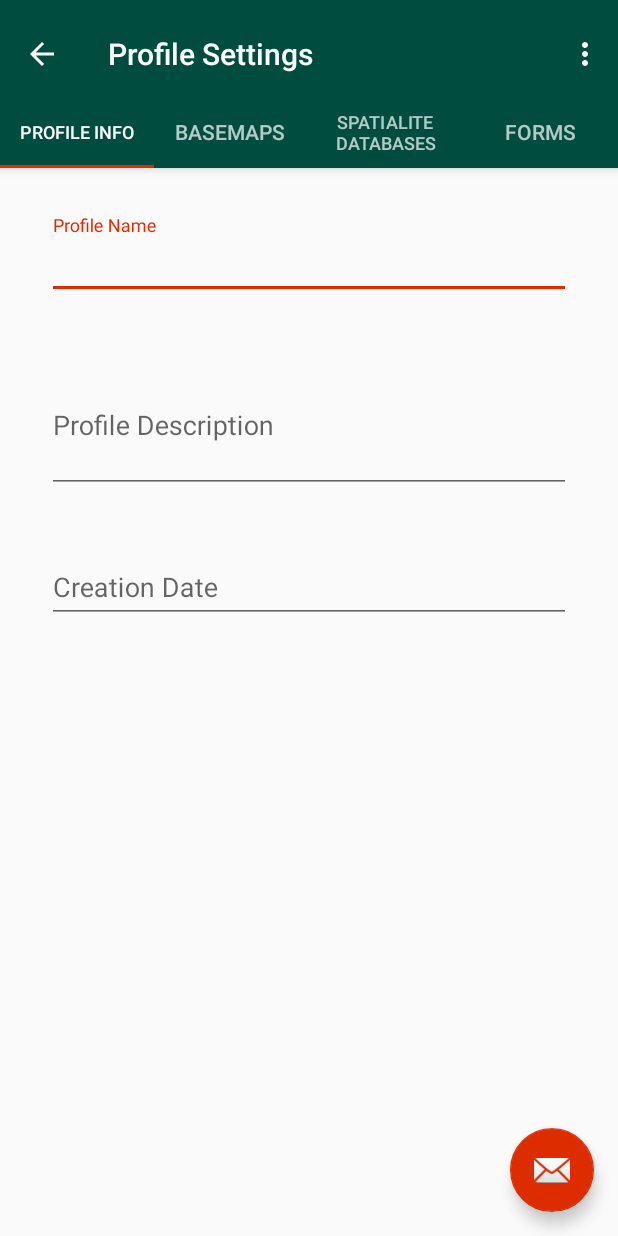
After one commit to moovida/geoss2go, an Android app: the ProfileSettingsActivity screen opened directly, with no data from a screen before it, on a phone screen of 412 x 824 dp. The commit adds this screen. Run offline under Robolectric (Android 15) with nearby library versions, the phone set to English and light mode, and no system bars; 4 statements that could not run were skipped.

Commit message:
starting on profile settings

```diff
--- a/app/src/main/java/com/hydrologis/geoss2go/Geoss2GoActivity.java
+++ b/app/src/main/java/com/hydrologis/geoss2go/Geoss2GoActivity.java
@@ -1,9 +1,11 @@
 package com.hydrologis.geoss2go;
 
+import android.content.Intent;
 import android.content.SharedPreferences;
 import android.graphics.Color;
 import android.os.Build;
 import android.os.Bundle;
+import android.os.Parcelable;
 import android.preference.PreferenceManager;
 import android.support.design.widget.CollapsingToolbarLayout;
 import android.support.design.widget.FloatingActionButton;
@@ -20,6 +22,7 @@ import android.widget.ImageButton;
 import android.widget.LinearLayout;
 import android.widget.TextView;
 
+import com.hydrologis.geoss2go.activities.ProfileSettingsActivity;
 import com.hydrologis.geoss2go.core.Profile;
 import com.hydrologis.geoss2go.core.ProfilesHandler;
 import com.hydrologis.geoss2go.dialogs.NewProfileDialogFragment;
@@ -43,6 +46,7 @@ import eu.geopaparazzi.library.util.GPDialogs;
 public class Geoss2GoActivity extends AppCompatActivity implements NewProfileDialogFragment.INewProfileCreatedListener, ColorStrokeDialogFragment.IColorStrokePropertiesChangeListener {
 
     public static final String PROFILES_CONFIG_JSON = "profiles_config.json";
+    public static final String KEY_SELECTED_PROFILE = "KEY_SELECTED_PROFILE";
     private LinearLayout profilesContainer;
     private LinearLayout emptyFiller;
     private SharedPreferences mPeferences;
@@ -149,7 +153,9 @@ public class Geoss2GoActivity extends AppCompatActivity implements NewProfileDia
             settingsButton.setOnClickListener(new View.OnClickListener() {
                 @Override
                 public void onClick(View v) {
-
+                    Intent preferencesIntent = new Intent(Geoss2GoActivity.this, ProfileSettingsActivity.class);
+                    preferencesIntent.putExtra(KEY_SELECTED_PROFILE, profile);
+                    startActivity(preferencesIntent);
                 }
             });
             ImageButton deleteButton = (ImageButton) newProjectCardView.findViewById(R.id.deleteButton);
--- /dev/null
+++ b/app/src/main/java/com/hydrologis/geoss2go/activities/ProfileSettingsActivity.java
@@ -0,0 +1,188 @@
+package com.hydrologis.geoss2go.activities;
+
+import android.os.Parcelable;
+import android.support.design.widget.TabLayout;
+import android.support.design.widget.FloatingActionButton;
+import android.support.design.widget.Snackbar;
+import android.support.v7.app.AppCompatActivity;
+import android.support.v7.widget.Toolbar;
+
+import android.support.v4.app.Fragment;
+import android.support.v4.app.FragmentManager;
+import android.support.v4.app.FragmentPagerAdapter;
+import android.support.v4.view.ViewPager;
+import android.os.Bundle;
+import android.view.LayoutInflater;
+import android.view.Menu;
+import android.view.MenuItem;
+import android.view.View;
+import android.view.ViewGroup;
+
+import android.widget.EditText;
+import android.widget.TextView;
+
+import com.hydrologis.geoss2go.Geoss2GoActivity;
+import com.hydrologis.geoss2go.R;
+import com.hydrologis.geoss2go.core.Profile;
+
+public class ProfileSettingsActivity extends AppCompatActivity {
+
+    /**
+     * The {@link android.support.v4.view.PagerAdapter} that will provide
+     * fragments for each of the sections. We use a
+     * {@link FragmentPagerAdapter} derivative, which will keep every
+     * loaded fragment in memory. If this becomes too memory intensive, it
+     * may be best to switch to a
+     * {@link android.support.v4.app.FragmentStatePagerAdapter}.
+     */
+    private SectionsPagerAdapter mSectionsPagerAdapter;
+
+    /**
+     * The {@link ViewPager} that will host the section contents.
+     */
+    private ViewPager mViewPager;
+    private Profile selectedProfile;
+
+    @Override
+    protected void onCreate(Bundle savedInstanceState) {
+        super.onCreate(savedInstanceState);
+        setContentView(R.layout.activity_profile_settings);
+
+
+        Bundle extras = getIntent().getExtras();
+        selectedProfile = extras.getParcelable(Geoss2GoActivity.KEY_SELECTED_PROFILE);
+
+
+        Toolbar toolbar = (Toolbar) findViewById(R.id.toolbar);
+        setSupportActionBar(toolbar);
+        getSupportActionBar().setDisplayHomeAsUpEnabled(true);
+        // Create the adapter that will return a fragment for each of the three
+        // primary sections of the activity.
+        mSectionsPagerAdapter = new SectionsPagerAdapter(getSupportFragmentManager());
+
+        // Set up the ViewPager with the sections adapter.
+        mViewPager = (ViewPager) findViewById(R.id.container);
+        mViewPager.setAdapter(mSectionsPagerAdapter);
+
+        TabLayout tabLayout = (TabLayout) findViewById(R.id.tabs);
+        tabLayout.setupWithViewPager(mViewPager);
+
+        FloatingActionButton fab = (FloatingActionButton) findViewById(R.id.fab);
+        fab.setOnClickListener(new View.OnClickListener() {
+            @Override
+            public void onClick(View view) {
+                Snackbar.make(view, "Replace with your own action", Snackbar.LENGTH_LONG)
+                        .setAction("Action", null).show();
+            }
+        });
+
+    }
+
+
+    @Override
+    public boolean onCreateOptionsMenu(Menu menu) {
+        // Inflate the menu; this adds items to the action bar if it is present.
+        getMenuInflater().inflate(R.menu.menu_profile_settings, menu);
+        return true;
+    }
+
+    @Override
+    public boolean onOptionsItemSelected(MenuItem item) {
+        // Handle action bar item clicks here. The action bar will
+        // automatically handle clicks on the Home/Up button, so long
+        // as you specify a parent activity in AndroidManifest.xml.
+        int id = item.getItemId();
+
+        //noinspection SimplifiableIfStatement
+        if (id == R.id.action_settings) {
+            return true;
+        }
+
+        return super.onOptionsItemSelected(item);
+    }
+
+    /**
+     * A placeholder fragment containing a simple view.
+     */
+    public static class PlaceholderFragment extends Fragment {
+        /**
+         * The fragment argument representing the section number for this
+         * fragment.
+         */
+        private static final String ARG_SECTION_NUMBER = "section_number";
+        private static final String ARG_PROFILE = "profile";
+
+        public PlaceholderFragment() {
+        }
+
+        /**
+         * Returns a new instance of this fragment for the given section
+         * number.
+         */
+        public static PlaceholderFragment newInstance(int sectionNumber, Profile profile) {
+            PlaceholderFragment fragment = new PlaceholderFragment();
+            Bundle args = new Bundle();
+            args.putInt(ARG_SECTION_NUMBER, sectionNumber);
+            args.putParcelable(ARG_PROFILE, profile);
+            fragment.setArguments(args);
+            return fragment;
+        }
+
+        @Override
+        public View onCreateView(LayoutInflater inflater, ViewGroup container,
+                                 Bundle savedInstanceState) {
+            View rootView = inflater.inflate(R.layout.fragment_profilesettings_info, container, false);
+
+            Profile profile = getArguments().getParcelable(ARG_PROFILE);
+
+            EditText nameEdittext = (EditText) rootView.findViewById(R.id.profileNameEditText);
+            nameEdittext.setText(profile.name);
+            EditText descriptionEdittext = (EditText) rootView.findViewById(R.id.profileDescriptionEditText);
+            descriptionEdittext.setText(profile.description);
+            EditText creationdateEdittext = (EditText) rootView.findViewById(R.id.profileCreationdateEditText);
+            creationdateEdittext.setText(profile.creationdate);
+
+//            TextView textView = (TextView) rootView.findViewById(R.id.section_label);
+//            textView.setText(getString(R.string.section_format, getArguments().getInt(ARG_SECTION_NUMBER)));
+            return rootView;
+        }
+    }
+
+    /**
+     * A {@link FragmentPagerAdapter} that returns a fragment corresponding to
+     * one of the sections/tabs/pages.
+     */
+    public class SectionsPagerAdapter extends FragmentPagerAdapter {
+
+        public SectionsPagerAdapter(FragmentManager fm) {
+            super(fm);
+        }
+
+        @Override
+        public Fragment getItem(int position) {
+            // getItem is called to instantiate the fragment for the given page.
+            // Return a PlaceholderFragment (defined as a static inner class below).
+            return PlaceholderFragment.newInstance(position + 1, selectedProfile);
+        }
+
+        @Override
+        public int getCount() {
+            return 4;
+        }
+
+        @Override
+        public CharSequence getPageTitle(int position) {
+            switch (position) {
+                case 0:
+                    return "Profile info";
+                case 1:
+                    return "Basemaps";
+                case 2:
+                    return "Spatialite Databases";
+                case 3:
+                    return "Forms";
+            }
+            return null;
+        }
+    }
+}
--- a/app/src/main/java/com/hydrologis/geoss2go/core/Profile.java
+++ b/app/src/main/java/com/hydrologis/geoss2go/core/Profile.java
@@ -1,4 +1,7 @@
 package com.hydrologis.geoss2go.core;
+
+import android.os.Parcel;
+import android.os.Parcelable;
 
 import java.util.ArrayList;
 import java.util.List;
@@ -6,14 +9,57 @@ import java.util.List;
 /**
  * @author Andrea Antonello
  */
-public class Profile {
+public class Profile implements Parcelable {
     public String name = "new profile";
     public String description = "new profile description";
     public String creationdate = "";
     public boolean active = false;
     public String color = "#FFFFFF";
-    public String tagsPath;
+    public String tagsPath = "";
     public List<String> basemapsList = new ArrayList<>();
     public List<String> spatialiteList = new ArrayList<>();
 
+    @Override
+    public int describeContents() {
+        return 0;
+    }
+
+    @Override
+    public void writeToParcel(Parcel dest, int flags) {
+        dest.writeString(name);
+        dest.writeString(description);
+        dest.writeString(creationdate);
+        dest.writeBooleanArray(new boolean[]{active});
+        dest.writeString(color);
+        dest.writeString(tagsPath);
+        dest.writeList(basemapsList);
+        dest.writeList(spatialiteList);
+    }
+
+
+    @SuppressWarnings("javadoc")
+    public static final Creator<Profile> CREATOR = new Creator<Profile>() {
+        @SuppressWarnings("unchecked")
+        public Profile createFromParcel(Parcel in) {
+            Profile profile = new Profile();
+            profile.name = in.readString();
+            profile.description = in.readString();
+            profile.creationdate = in.readString();
+
+            boolean[] activeArray = new boolean[1];
+            in.readBooleanArray(activeArray);
+            profile.active = activeArray[0];
+
+            profile.color = in.readString();
+            profile.tagsPath = in.readString();
+            profile.basemapsList = in.readArrayList(String.class.getClassLoader());
+            profile.spatialiteList = in.readArrayList(String.class.getClassLoader());
+
+            return profile;
+        }
+
+        public Profile[] newArray(int size) {
+            return new Profile[size];
+        }
+    };
 }
--- /dev/null
+++ b/app/src/main/res/layout/activity_profile_settings.xml
@@ -0,0 +1,49 @@
+<?xml version="1.0" encoding="utf-8"?>
+<android.support.design.widget.CoordinatorLayout xmlns:android="http://schemas.android.com/apk/res/android"
+    xmlns:app="http://schemas.android.com/apk/res-auto"
+    xmlns:tools="http://schemas.android.com/tools"
+    android:id="@+id/main_content"
+    android:layout_width="match_parent"
+    android:layout_height="match_parent"
+    android:fitsSystemWindows="true"
+    tools:context="com.hydrologis.geoss2go.activities.ProfileSettingsActivity">
+
+    <android.support.design.widget.AppBarLayout
+        android:id="@+id/appbar"
+        android:layout_width="match_parent"
+        android:layout_height="wrap_content"
+        android:paddingTop="@dimen/appbar_padding_top"
+        android:theme="@style/AppTheme.AppBarOverlay">
+
+        <android.support.v7.widget.Toolbar
+            android:id="@+id/toolbar"
+            android:layout_width="match_parent"
+            android:layout_height="?attr/actionBarSize"
+            android:background="?attr/colorPrimary"
+            app:layout_scrollFlags="scroll|enterAlways"
+            app:popupTheme="@style/AppTheme.PopupOverlay">
+
+        </android.support.v7.widget.Toolbar>
+
+        <android.support.design.widget.TabLayout
+            android:id="@+id/tabs"
+            android:layout_width="match_parent"
+            android:layout_height="wrap_content" />
+
+    </android.support.design.widget.AppBarLayout>
+
+    <android.support.v4.view.ViewPager
+        android:id="@+id/container"
+        android:layout_width="match_parent"
+        android:layout_height="match_parent"
+        app:layout_behavior="@string/appbar_scrolling_view_behavior" />
+
+    <android.support.design.widget.FloatingActionButton
+        android:id="@+id/fab"
+        android:layout_width="wrap_content"
+        android:layout_height="wrap_content"
+        android:layout_gravity="end|bottom"
+        android:layout_margin="@dimen/fab_margin"
+        android:src="@android:drawable/ic_dialog_email" />
+
+</android.support.design.widget.CoordinatorLayout>
--- /dev/null
+++ b/app/src/main/res/layout/fragment_profilesettings_info.xml
@@ -0,0 +1,71 @@
+<RelativeLayout xmlns:android="http://schemas.android.com/apk/res/android"
+    xmlns:tools="http://schemas.android.com/tools"
+    android:layout_width="match_parent"
+    android:layout_height="match_parent"
+    android:paddingBottom="@dimen/activity_vertical_margin"
+    android:paddingLeft="@dimen/activity_horizontal_margin"
+    android:paddingRight="@dimen/activity_horizontal_margin"
+    android:paddingTop="@dimen/activity_vertical_margin"
+    tools:context="com.hydrologis.geoss2go.activities.ProfileSettingsActivity">
+
+
+    <android.support.design.widget.TextInputLayout
+        android:id="@+id/profileNameEditTextLayout"
+        android:layout_width="match_parent"
+        android:layout_height="wrap_content"
+        android:layout_gravity="fill_horizontal"
+        android:hint="Profile Name"
+        android:layout_margin="15dp"
+        android:layout_alignParentTop="true"
+        android:layout_alignParentStart="true"
+        android:layout_alignParentEnd="true">
+
+        <EditText
+            android:id="@+id/profileNameEditText"
+            android:layout_width="match_parent"
+            android:layout_height="wrap_content"
+            android:singleLine="true"
+            android:text="" />
+
+    </android.support.design.widget.TextInputLayout>
+
+    <android.support.design.widget.TextInputLayout
+        android:id="@+id/profileDescriptionEditTextLayout"
+        android:layout_width="match_parent"
+        android:layout_height="wrap_content"
+        android:layout_gravity="fill_horizontal"
+        android:layout_below="@+id/profileNameEditTextLayout"
+        android:layout_margin="15dp"
+        android:hint="Profile Description">
+
+        <EditText
+            android:id="@+id/profileDescriptionEditText"
+            android:layout_width="match_parent"
+            android:layout_height="wrap_content"
+            android:lines="3"
+            android:singleLine="false"
+            android:text="" />
+
+    </android.support.design.widget.TextInputLayout>
+
+    <android.support.design.widget.TextInputLayout
+        android:id="@+id/profileCreationdateEditTextLayout"
+        android:layout_width="match_parent"
+        android:layout_height="wrap_content"
+        android:layout_gravity="fill_horizontal"
+        android:layout_below="@+id/profileDescriptionEditTextLayout"
+        android:layout_margin="15dp"
+        android:hint="Creation Date">
+
+        <EditText
+            android:id="@+id/profileCreationdateEditText"
+            android:layout_width="match_parent"
+            android:layout_height="wrap_content"
+            android:focusable="false"
+            android:singleLine="true"
+            android:text="" />
+
+    </android.support.design.widget.TextInputLayout>
+
+
+</RelativeLayout>
--- /dev/null
+++ b/app/src/main/res/menu/menu_profile_settings.xml
@@ -0,0 +1,10 @@
+<menu xmlns:android="http://schemas.android.com/apk/res/android"
+    xmlns:app="http://schemas.android.com/apk/res-auto"
+    xmlns:tools="http://schemas.android.com/tools"
+    tools:context="com.hydrologis.geoss2go.activities.ProfileSettingsActivity">
+    <item
+        android:id="@+id/action_settings"
+        android:orderInCategory="100"
+        android:title="@string/action_settings"
+        app:showAsAction="never" />
+</menu>
--- /dev/null
+++ b/app/src/main/res/values-w820dp/dimens.xml
@@ -0,0 +1,6 @@
+<resources>
+    <!-- Example customization of dimensions originally defined in res/values/dimens.xml
+         (such as screen margins) for screens with more than 820dp of available width. This
+         would include 7" and 10" devices in landscape (~960dp and ~1280dp respectively). -->
+    <dimen name="activity_horizontal_margin">64dp</dimen>
+</resources>
--- a/app/src/main/res/values/dimens.xml
+++ b/app/src/main/res/values/dimens.xml
@@ -3,4 +3,8 @@
     <dimen name="fab_margin">16dp</dimen>
     <dimen name="text_margin">16dp</dimen>
     <dimen name="min_touch_size">48dp</dimen>
+    <!-- Default screen margins, per the Android Design guidelines. -->
+    <dimen name="activity_horizontal_margin">16dp</dimen>
+    <dimen name="activity_vertical_margin">16dp</dimen>
+    <dimen name="appbar_padding_top">8dp</dimen>
 </resources>
--- a/app/src/main/res/values/strings.xml
+++ b/app/src/main/res/values/strings.xml
@@ -18,4 +18,6 @@
     <string name="action_import">Import Profiles</string>
     <string name="action_export">Export profiles</string>
     <string name="action_delete">Delete all Profiles</string>
+    <string name="title_activity_profile_settings">Profile Settings</string>
+    <string name="section_format">Hello World from section: %1$d</string>
 </resources>
```
Also changed, not shown: app/src/main/AndroidManifest.xml (+13 -5 lines).
